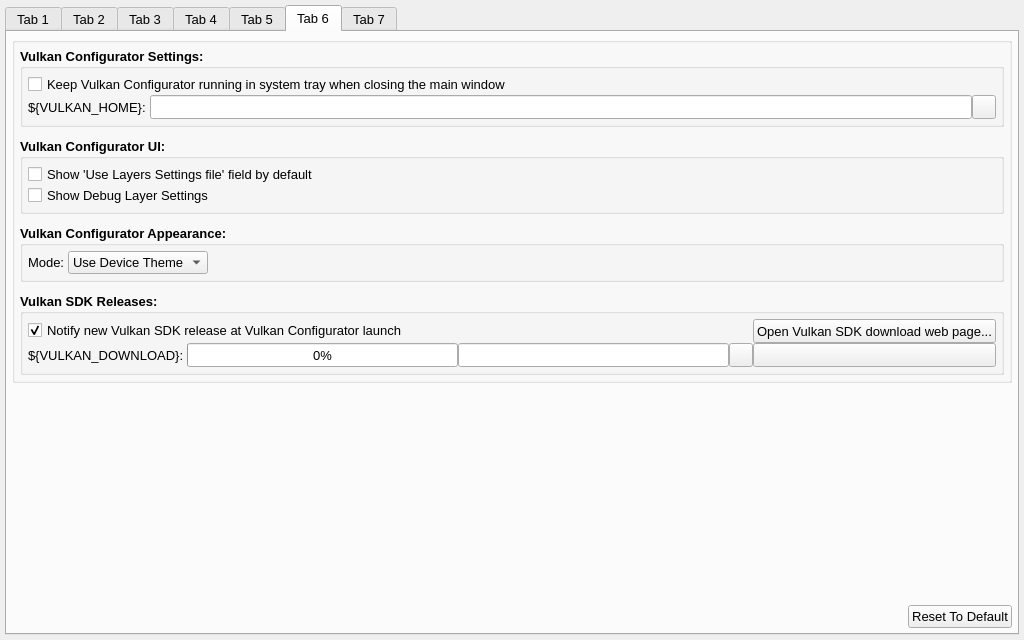
The window that vkconfig_gui/mainwindow.ui (LunarG/VulkanTools) describes before a commit, drawn with Qt 5.
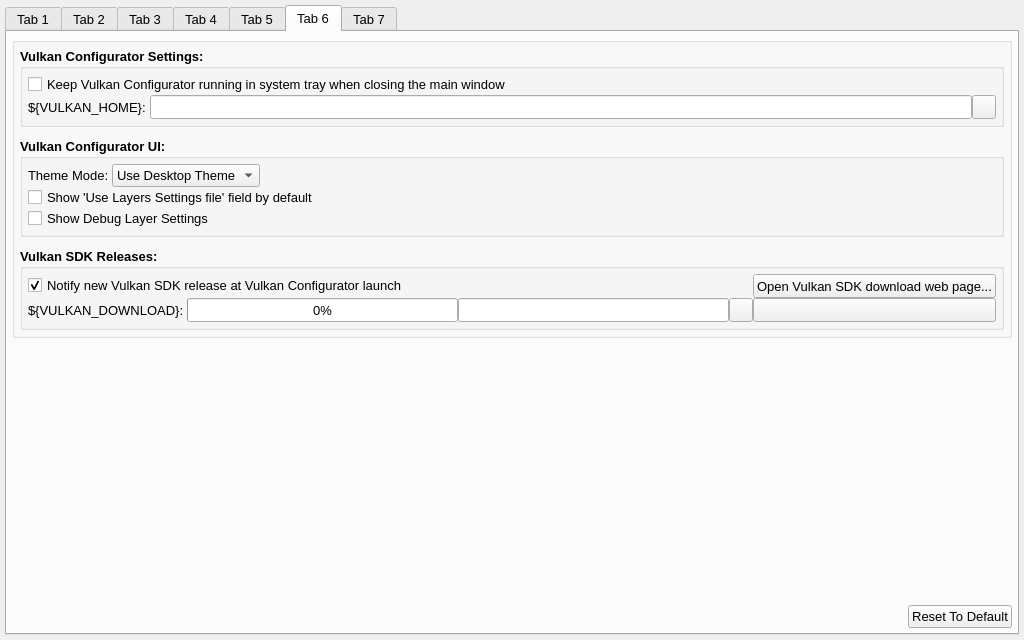
The same window after the commit. The open tabs and pages were chosen to show the change. Icons and pictures are not drawn.

Commit message: vkconfig: Add theme mode control in preference tab

```diff
--- a/vkconfig_gui/mainwindow.ui
+++ b/vkconfig_gui/mainwindow.ui
@@ -2835,6 +2835,81 @@
               <property name="bottomMargin">
                <number>5</number>
               </property>
+              <item>
+               <layout class="QHBoxLayout" name="horizontalLayout_15">
+                <property name="spacing">
+                 <number>0</number>
+                </property>
+                <property name="topMargin">
+                 <number>0</number>
+                </property>
+                <property name="bottomMargin">
+                 <number>0</number>
+                </property>
+                <item>
+                 <widget class="QLabel" name="preferences_theme_label">
+                  <property name="font">
+                   <font>
+                    <family>Arial</family>
+                    <pointsize>10</pointsize>
+                    <bold>false</bold>
+                   </font>
+                  </property>
+                  <property name="text">
+                   <string>Theme Mode: </string>
+                  </property>
+                 </widget>
+                </item>
+                <item>
+                 <widget class="QComboBox" name="preferences_theme_mode">
+                  <property name="sizePolicy">
+                   <sizepolicy hsizetype="Preferred" vsizetype="Fixed">
+                    <horstretch>0</horstretch>
+                    <verstretch>0</verstretch>
+                   </sizepolicy>
+                  </property>
+                  <property name="font">
+                   <font>
+                    <family>Arial</family>
+                    <pointsize>10</pointsize>
+                    <bold>false</bold>
+                   </font>
+                  </property>
+                  <property name="sizeAdjustPolicy">
+                   <enum>QComboBox::SizeAdjustPolicy::AdjustToContents</enum>
+                  </property>
+                  <item>
+                   <property name="text">
+                    <string>Use Desktop Theme</string>
+                   </property>
+                  </item>
+                  <item>
+                   <property name="text">
+                    <string>Force Light Theme</string>
+                   </property>
+                  </item>
+                  <item>
+                   <property name="text">
+                    <string>Force Dark Theme</string>
+                   </property>
+                  </item>
+                 </widget>
+                </item>
+                <item>
+                 <spacer name="horizontalSpacer_4">
+                  <property name="orientation">
+                   <enum>Qt::Orientation::Horizontal</enum>
+                  </property>
+                  <property name="sizeHint" stdset="0">
+                   <size>
+                    <width>40</width>
+                    <height>20</height>
+                   </size>
+                  </property>
+                 </spacer>
+                </item>
+               </layout>
+              </item>
               <item>
                <widget class="QCheckBox" name="preferences_show_override_settings">
                 <property name="font">
@@ -2872,99 +2947,6 @@
              </layout>
             </widget>
            </item>
-           <item>
-            <widget class="QGroupBox" name="preferences_appearance">
-             <property name="font">
-              <font>
-               <family>Arial</family>
-               <pointsize>10</pointsize>
-               <bold>true</bold>
-              </font>
-             </property>
-             <property name="title">
-              <string>Vulkan Configurator Appearance:</string>
-             </property>
-             <layout class="QHBoxLayout" name="horizontalLayout_7">
-              <property name="spacing">
-               <number>0</number>
-              </property>
-              <property name="leftMargin">
-               <number>5</number>
-              </property>
-              <property name="topMargin">
-               <number>5</number>
-              </property>
-              <property name="rightMargin">
-               <number>5</number>
-              </property>
-              <property name="bottomMargin">
-               <number>5</number>
-              </property>
-              <item>
-               <widget class="QLabel" name="label_12">
-                <property name="font">
-                 <font>
-                  <family>Arial</family>
-                  <pointsize>10</pointsize>
-                  <bold>false</bold>
-                 </font>
-                </property>
-                <property name="text">
-                 <string>Mode: </string>
-                </property>
-               </widget>
-              </item>
-              <item>
-               <widget class="QComboBox" name="preferences_theme_mode">
-                <property name="sizePolicy">
-                 <sizepolicy hsizetype="Preferred" vsizetype="Fixed">
-                  <horstretch>0</horstretch>
-                  <verstretch>0</verstretch>
-                 </sizepolicy>
-                </property>
-                <property name="font">
-                 <font>
-                  <family>Arial</family>
-                  <pointsize>10</pointsize>
-                  <bold>false</bold>
-                 </font>
-                </property>
-                <property name="sizeAdjustPolicy">
-                 <enum>QComboBox::SizeAdjustPolicy::AdjustToContents</enum>
-                </property>
-                <item>
-                 <property name="text">
-                  <string>Use Device Theme</string>
-                 </property>
-                </item>
-                <item>
-                 <property name="text">
-                  <string>Force Light Theme</string>
-                 </property>
-                </item>
-                <item>
-                 <property name="text">
-                  <string>Force Dark Theme</string>
-                 </property>
-                </item>
-               </widget>
-              </item>
-              <item>
-               <spacer name="horizontalSpacer_4">
-                <property name="orientation">
-                 <enum>Qt::Orientation::Horizontal</enum>
-                </property>
-                <property name="sizeHint" stdset="0">
-                 <size>
-                  <width>40</width>
-                  <height>20</height>
-                 </size>
-                </property>
-               </spacer>
-              </item>
-             </layout>
-            </widget>
-           </item>
            <item>
             <widget class="QGroupBox" name="groupBox_2">
              <property name="sizePolicy">
```
Left out of the diff: 2 changed lines with no effect on the pictures. The commit also changes 17 other files.
